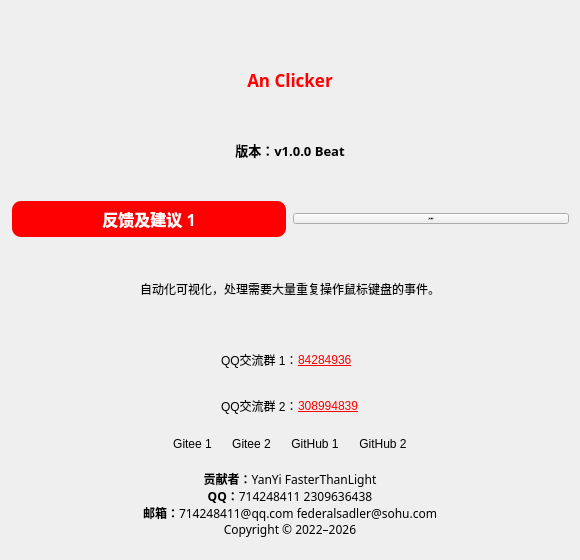
Qt form Window/about.ui (714248411/AnClicker) before a commit.
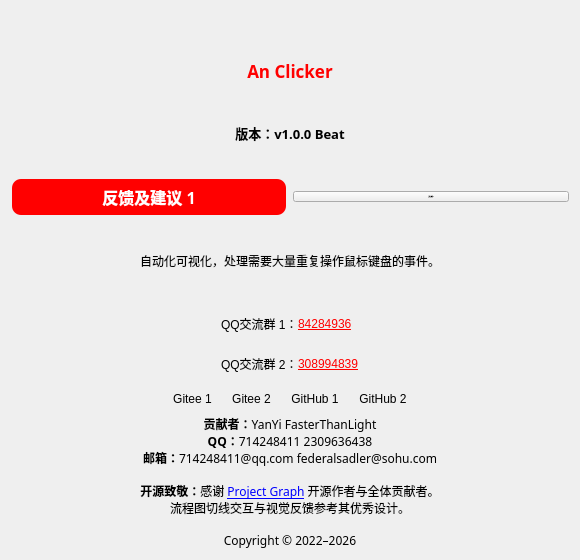
The same form after that commit. Icons and pictures are not drawn.

Diff of the .ui file:
```diff
--- a/Window/about.ui
+++ b/Window/about.ui
@@ -514,7 +514,7 @@
       </font>
      </property>
      <property name="text">
-      <string>&lt;b&gt;贡献者：&lt;/b&gt;YanYi　　FasterThanLight&lt;br&gt;&lt;b&gt;QQ：&lt;/b&gt;714248411　　2309636438&lt;br&gt;&lt;b&gt;邮箱：&lt;/b&gt;714248411@qq.com　　federalsadler@sohu.com&lt;br&gt;Copyright © 2022–2026</string>
+      <string>&lt;b&gt;贡献者：&lt;/b&gt;YanYi　　FasterThanLight&lt;br&gt;&lt;b&gt;QQ：&lt;/b&gt;714248411　　2309636438&lt;br&gt;&lt;b&gt;邮箱：&lt;/b&gt;714248411@qq.com　　federalsadler@sohu.com&lt;br&gt;&lt;br&gt;&lt;b&gt;开源致敬：&lt;/b&gt;感谢 &lt;a href=&quot;https://github.com/graphif/project-graph&quot;&gt;Project Graph&lt;/a&gt; 开源作者与全体贡献者。&lt;br&gt;流程图切线交互与视觉反馈参考其优秀设计。&lt;br&gt;&lt;br&gt;Copyright © 2022–2026</string>
      </property>
      <property name="alignment">
       <set>Qt::AlignmentFlag::AlignCenter</set>
```
